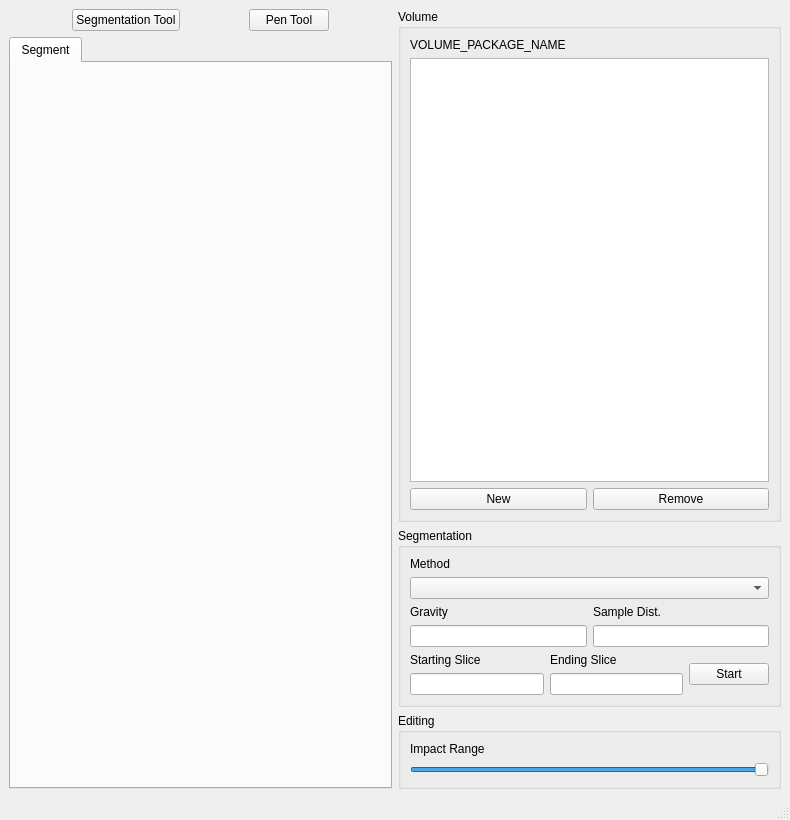
Old version of the form volume-cartographer/apps/VC/VCMain.ui in the repository SuperOptimizer/villa.
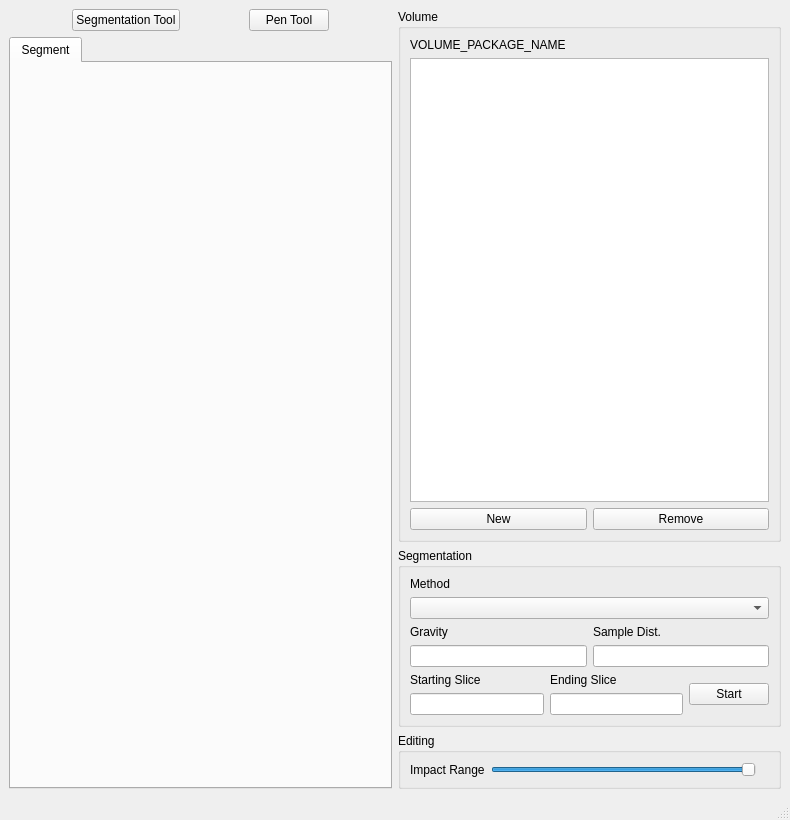
New version of the form.

Commit message: (VC) Add impact range UX changes from lrps-gui

```diff
--- a/volume-cartographer/apps/VC/VCMain.ui
+++ b/volume-cartographer/apps/VC/VCMain.ui
@@ -260,7 +260,7 @@
         <property name="title">
          <string>Editing</string>
         </property>
-        <layout class="QVBoxLayout" name="verticalLayout_13">
+        <layout class="QHBoxLayout" name="verticalLayout_13">
          <item>
           <widget class="QLabel" name="label">
            <property name="text">
@@ -271,7 +271,7 @@
          <item>
           <widget class="QSlider" name="sldImpactRange">
            <property name="minimum">
-            <number>5</number>
+            <number>1</number>
            </property>
            <property name="maximum">
             <number>25</number>
@@ -284,6 +284,9 @@
            </property>
           </widget>
          </item>
+         <item>
+          <widget class="QLabel" name="labImpactRange"/>
+         </item>
         </layout>
        </widget>
       </item>
```
Left out of the diff: 3 changed lines with no effect on the pictures. The commit also changes 2 other files.
